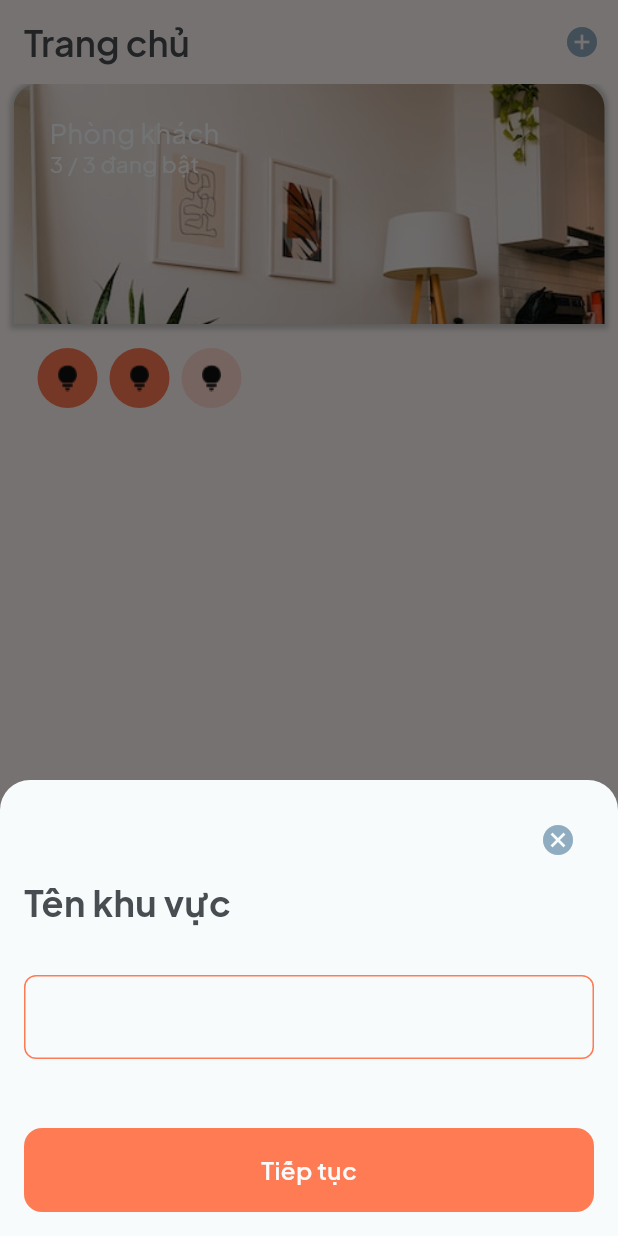
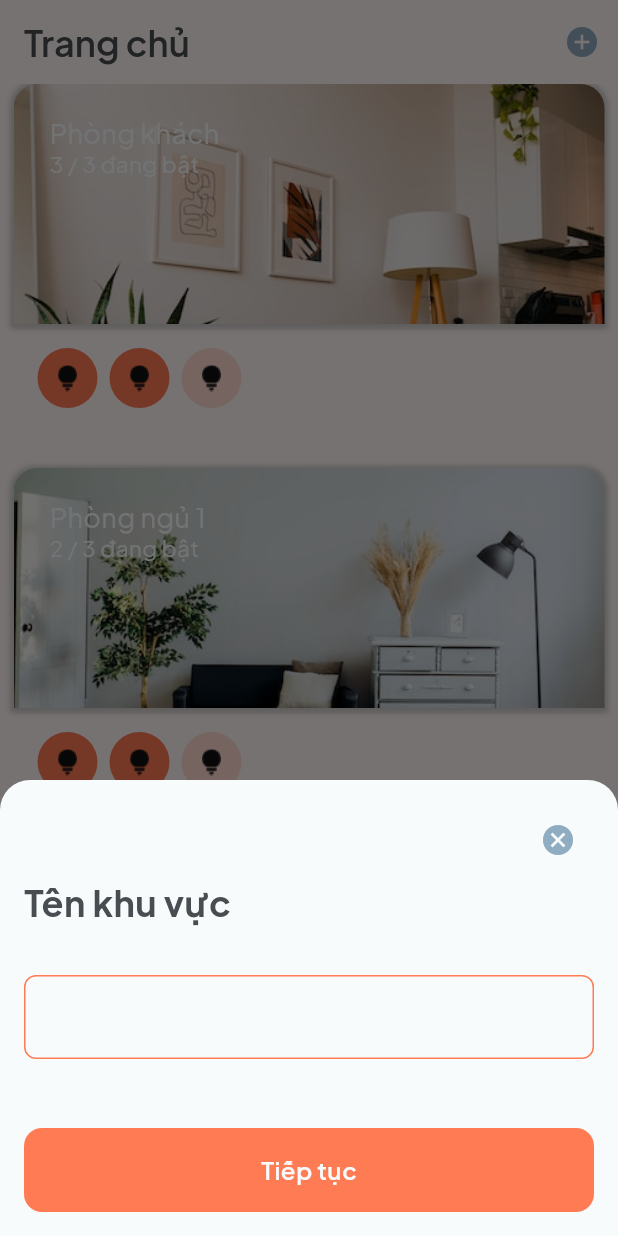
Before and after one commit to doanvanquoc/iot_app, a Flutter app: the HomeScreen screen opened directly, after a tap on the "add circle" icon, on a phone screen of 412 x 824 dp. Run offline on Flutter 3.47's test engine with Material 2 defaults, Android fonts, the phone set to English and light mode, and no system bars; our stand-ins replace custom_sliding_segmented_control, dropdown_button2, firebase_auth, firebase_core, font_awesome_flutter, get and 2 more; accounts and stored records are empty.

Commit message:
merge truong

```diff
--- a/lib/view_models/home_view_model/add_room_viewmodel.dart
+++ b/lib/view_models/home_view_model/add_room_viewmodel.dart
@@ -41,18 +41,18 @@ class AddRoomViewModel extends GetxController {
         turningDevices: 3,
         imgUrl: 'assets/images/living_room.png',
       ),
-      // Room(
-      //   name: 'Phòng ngủ 1',
-      //   totalDevices: 3,
-      //   turningDevices: 2,
-      //   imgUrl: 'assets/images/bed_room1.png',
-      // ),
-      // Room(
-      //   name: 'Phòng ngủ 2',
-      //   totalDevices: 3,
-      //   turningDevices: 2,
-      //   imgUrl: 'assets/images/bed_room2.png',
-      // ),
+      Room(
+        name: 'Phòng ngủ 1',
+        totalDevices: 3,
+        turningDevices: 2,
+        imgUrl: 'assets/images/bed_room1.png',
+      ),
+      Room(
+        name: 'Phòng ngủ 2',
+        totalDevices: 3,
+        turningDevices: 2,
+        imgUrl: 'assets/images/bed_room2.png',
+      ),
     ];
     selectedImgUrl.value = imgs[0];
     super.onInit();
--- a/lib/views/home/home_screen.dart
+++ b/lib/views/home/home_screen.dart
@@ -5,6 +5,7 @@ import 'package:iot_app/common/apps/app_style.dart';
 import 'package:iot_app/common/widgets/my_bottom_nav_bar.dart';
 import 'package:iot_app/view_models/home_view_model/add_room_viewmodel.dart';
 import 'package:iot_app/views/home/widgets/room_item.dart';
+import 'package:iot_app/views/room/living_screen.dart';
 
 class HomeScreen extends StatelessWidget {
   const HomeScreen({super.key});
@@ -32,7 +33,10 @@ class HomeScreen extends StatelessWidget {
           padding: const EdgeInsets.symmetric(horizontal: 9),
           itemCount: viewModel.rooms.length,
           itemBuilder: (_, index) {
-            return RoomItem(room: viewModel.rooms[index]);
+            return RoomItem(
+              room: viewModel.rooms[index],
+              onTap: () => Get.to(living_Screen(room: viewModel.rooms[index])),
+            );
           },
         ),
       ),
--- a/lib/views/home/widgets/room_item.dart
+++ b/lib/views/home/widgets/room_item.dart
@@ -1,17 +1,21 @@
 import 'package:flutter/material.dart';
+import 'package:get/get.dart';
 import 'package:iot_app/common/apps/app_color.dart';
 import 'package:iot_app/common/apps/app_style.dart';
 import 'package:iot_app/models/room.dart';
 
 class RoomItem extends StatelessWidget {
-  const RoomItem({super.key, required this.room});
+  const RoomItem({super.key, required this.room, required this.onTap});
   final Room room;
+  final Function() onTap;
   @override
   Widget build(BuildContext context) {
     return Column(
       crossAxisAlignment: CrossAxisAlignment.start,
       children: [
-        Stack(
+        GestureDetector(
+          onTap: onTap,
+          child: Stack(
             children: [
               Container(
                 decoration: BoxDecoration(
@@ -48,6 +52,7 @@ class RoomItem extends StatelessWidget {
                 ),
               ),
             ],
+          ),
         ),
         Padding(
           padding: const EdgeInsets.all(16),
```
Also changed, not shown: lib/views/home/widgets/living_room.dart (+22 -19 lines), lib/views/room/living_screen.dart (renamed from lib/views/home/living_screen.dart, +12 -18 lines). Lines whose indentation alone changed are shown as unchanged.
